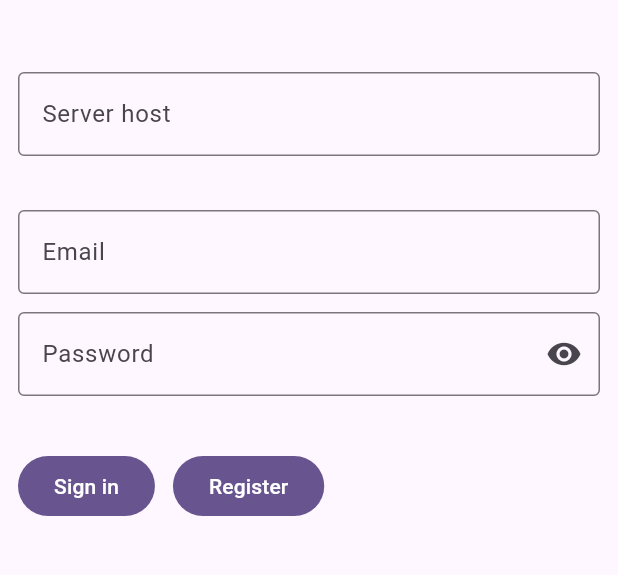
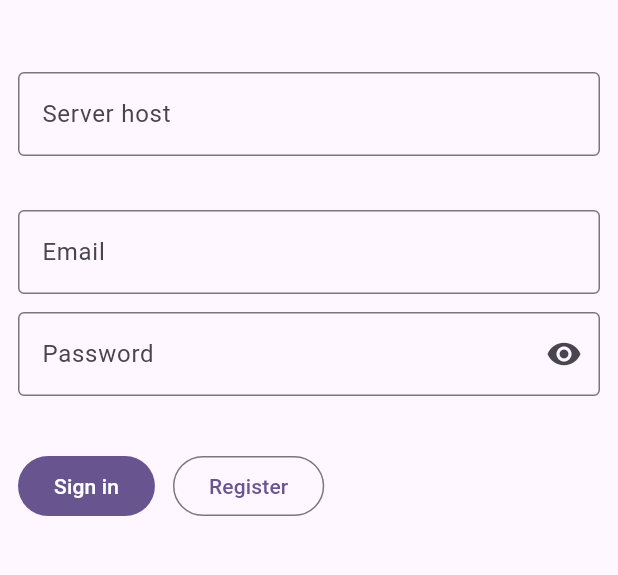
Before and after one commit to abdmoh123/pi-security-camera, a Flutter app: the screen it shows after launch, on a phone screen of 412 x 824 dp, the part 426-1001 px from its top. Run offline on Flutter 3.47's test engine with Material 3 defaults, Android fonts, the phone set to English and light mode, and no system bars; our stand-ins replace flutter_secure_storage, package_info_plus, shared_preferences, web; missing offline and left inert: background_downloader; accounts and stored records are empty.

Commit message:
chore(client): make register button outlined
Less emphasis than the login button

```diff
--- a/client/lib/screens/login_page.dart
+++ b/client/lib/screens/login_page.dart
@@ -131,7 +131,7 @@ class _LoginPageState extends State<LoginPage> {
                         onPressed: () => _onSubmit(context),
                         child: const Text("Sign in"),
                       ),
-                      FilledButton(
+                      OutlinedButton(
                         onPressed: () => Navigator.of(context).pushNamed(
                           '/register',
                           arguments: RegisterRouteArgs(
```
